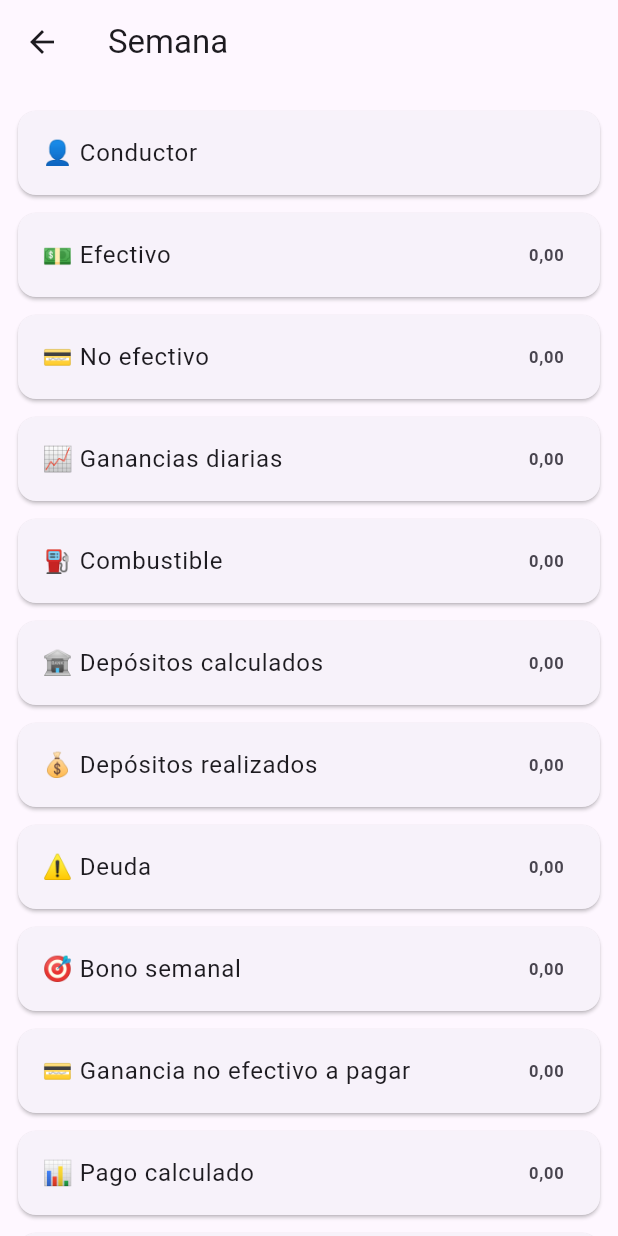
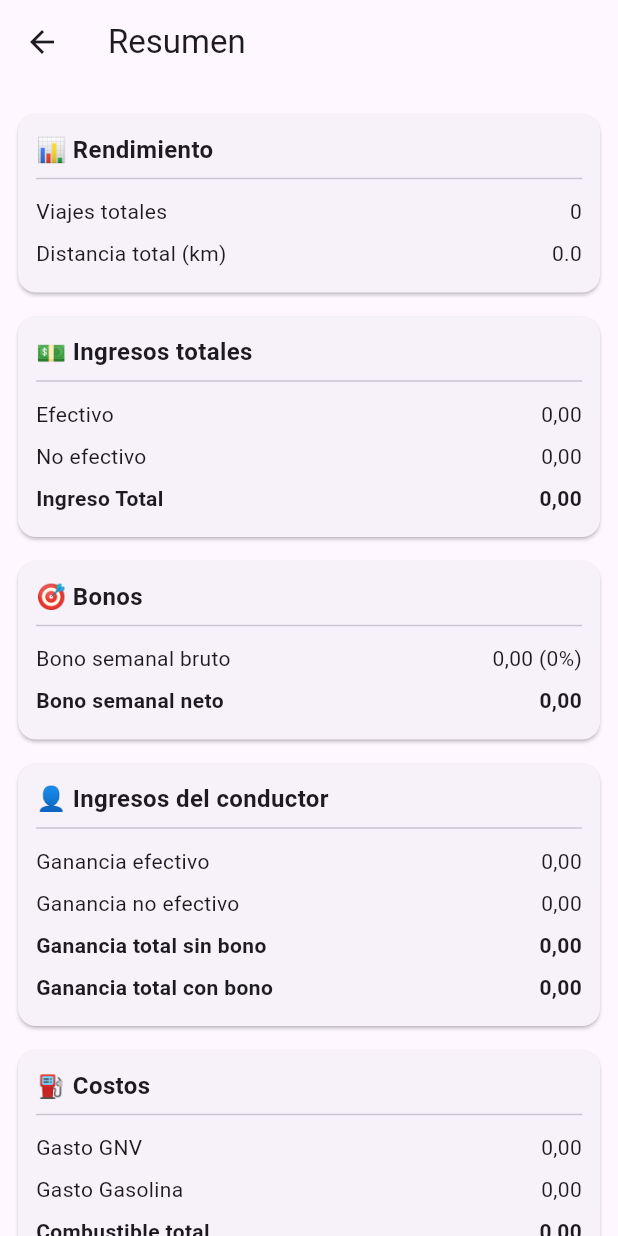
Before and after one commit to urbancars/urban-cars-conductores, a Flutter app: the ReporteSemanalDetailPage screen opened directly with empty values, on a phone screen of 412 x 824 dp. Run offline on Flutter 3.47's test engine with Material 3 defaults, Android fonts, the light colour scheme and no system bars; our stand-ins replace equatable, flutter_bloc, shared_preferences; accounts and stored records are empty.

Commit message:
worked on reporte semanal

```diff
--- a/lib/config.dart
+++ b/lib/config.dart
@@ -1,4 +1,4 @@
 class AppConfig {
   static const String apiUrl =
-      "https://script.google.com/macros/s/AKfycbyj8zyDZ5FQC-NlnqcS3CTA2kJQxsE2t2cBJ5udKly7-WzVGY4LJuW8grfX8nAtzZFfRA/exec";
+      "https://script.google.com/macros/s/AKfycbxXsnnXlvYxSs3Rkf8CSXqG5PiO8_T7Jd5o7Cbt9T4oAcuApERvH6Ie940DhTgz59ffQg/exec";
 }
--- a/lib/data/models/reporte_semanal.dart
+++ b/lib/data/models/reporte_semanal.dart
@@ -1,67 +1,137 @@
 class ReporteSemanal {
+  final String semanaId;
   final String conductorId;
-  final String semanaId;
   final double efectivo;
   final double noEfectivo;
-  final double gananciasDiarias;
+  final double gananciaTotal;
+  final double gananciaConductorEfectivo;
+  final double gananciaConductorNoEfectivo;
+  final double gananciaConductorTotalSinBono;
+  final double gastoGnv;
+  final double gastoGasolina;
   final double combustible;
   final double depositosCalculados;
   final double depositosRealizados;
-  final double deuda;
-  final double bonoSemanal;
-  final double gananciaNoEfectivoAPagar;
+  final double debt;
+  final double costoLavado;
+  final double costoOtro;
+  final double costoTotal;
+  final double ridesTotal;
+  final double distanceKmTotal;
+  final double bonoSemanalNeto;
+  final double bonoSemanalBruto;
+  final double bonoSemanalPercentageFact;
+  final double gananciaConductorTotalConBono;
   final double pagoCalculado;
   final double pagoRealizado;
+  final String weekText;
 
   ReporteSemanal({
+    required this.semanaId,
     required this.conductorId,
-    required this.semanaId,
     required this.efectivo,
     required this.noEfectivo,
-    required this.gananciasDiarias,
+    required this.gananciaTotal,
+    required this.gananciaConductorEfectivo,
+    required this.gananciaConductorNoEfectivo,
+    required this.gananciaConductorTotalSinBono,
+    required this.gastoGnv,
+    required this.gastoGasolina,
     required this.combustible,
     required this.depositosCalculados,
     required this.depositosRealizados,
-    required this.deuda,
-    required this.bonoSemanal,
-    required this.gananciaNoEfectivoAPagar,
+    required this.debt,
+    required this.costoLavado,
+    required this.costoOtro,
+    required this.costoTotal,
+    required this.ridesTotal,
+    required this.distanceKmTotal,
+    required this.bonoSemanalNeto,
+    required this.bonoSemanalBruto,
+    required this.bonoSemanalPercentageFact,
+    required this.gananciaConductorTotalConBono,
     required this.pagoCalculado,
     required this.pagoRealizado,
+    required this.weekText,
   });
 
   factory ReporteSemanal.fromJson(Map<String, dynamic> json) {
     return ReporteSemanal(
+      semanaId: json['semana_id'].toString(),
       conductorId: json['conductor_id'].toString(),
-      semanaId: json['semana_id'].toString(),
       efectivo: double.tryParse(json['efectivo'].toString()) ?? 0.0,
       noEfectivo: double.tryParse(json['no_efectivo'].toString()) ?? 0.0,
-      gananciasDiarias: double.tryParse(json['ganancias_diarias'].toString()) ?? 0.0,
+      gananciaTotal: double.tryParse(json['ganancia_total'].toString()) ?? 0.0,
+      gananciaConductorEfectivo:
+          double.tryParse(json['ganancia_conductor_efectivo'].toString()) ??
+          0.0,
+      gananciaConductorNoEfectivo:
+          double.tryParse(json['ganancia_conductor_no_efectivo'].toString()) ??
+          0.0,
+      gananciaConductorTotalSinBono:
+          double.tryParse(
+            json['ganancia_conductor_total_sin_bono'].toString(),
+          ) ??
+          0.0,
+      gastoGnv: double.tryParse(json['gasto_gnv'].toString()) ?? 0.0,
+      gastoGasolina: double.tryParse(json['gasto_gasolina'].toString()) ?? 0.0,
       combustible: double.tryParse(json['combustible'].toString()) ?? 0.0,
-      depositosCalculados: double.tryParse(json['depositos_calculados'].toString()) ?? 0.0,
-      depositosRealizados: double.tryParse(json['depositos_realizados'].toString()) ?? 0.0,
-      deuda: double.tryParse(json['deuda'].toString()) ?? 0.0,
-      bonoSemanal: double.tryParse(json['bono_semanal'].toString()) ?? 0.0,
-      gananciaNoEfectivoAPagar: double.tryParse(json['ganancia_no_efectivo_a_pagar'].toString()) ?? 0.0,
+      depositosCalculados:
+          double.tryParse(json['depositos_calculados'].toString()) ?? 0.0,
+      depositosRealizados:
+          double.tryParse(json['depositos_realizados'].toString()) ?? 0.0,
+      debt: double.tryParse(json['debt'].toString()) ?? 0.0,
+      costoLavado: double.tryParse(json['costo_lavado'].toString()) ?? 0.0,
+      costoOtro: double.tryParse(json['costo_otro'].toString()) ?? 0.0,
+      costoTotal: double.tryParse(json['costo_total'].toString()) ?? 0.0,
+      ridesTotal: double.tryParse(json['rides_total'].toString()) ?? 0.0,
+      distanceKmTotal:
+          double.tryParse(json['distance_km_total'].toString()) ?? 0.0,
+      bonoSemanalNeto:
+          double.tryParse(json['bono_semanal_neto'].toString()) ?? 0.0,
+      bonoSemanalBruto:
+          double.tryParse(json['bono_semanal_bruto'].toString()) ?? 0.0,
+      bonoSemanalPercentageFact:
+          double.tryParse(json['bono_semanal_percentage_fact'].toString()) ??
+          0.0,
+      gananciaConductorTotalConBono:
+          double.tryParse(
+            json['ganancia_conductor_total_con_bono'].toString(),
+          ) ??
+          0.0,
       pagoCalculado: double.tryParse(json['pago_calculado'].toString()) ?? 0.0,
       pagoRealizado: double.tryParse(json['pago_realizado'].toString()) ?? 0.0,
+      weekText: json['week_text'].toString(),
     );
   }
 
   Map<String, dynamic> toMap() {
     return {
+      'semana_id': semanaId,
       'conductor_id': conductorId,
-      'semana_id': semanaId,
       'efectivo': efectivo,
       'no_efectivo': noEfectivo,
-      'ganancias_diarias': gananciasDiarias,
+      'ganancia_conducto_efectivo': gananciaConductorEfectivo,
+      'ganancia_conductor_no_efectivo': gananciaConductorNoEfectivo,
+      'ganancia_conductor_total_sin_bono': gananciaConductorTotalSinBono,
+      'gasto_gnv': gastoGnv,
+      'gasto_gasolina': gastoGasolina,
       'combustible': combustible,
       'depositos_calculados': depositosCalculados,
       'depositos_realizados': depositosRealizados,
-      'deuda': deuda,
-      'bono_semanal': bonoSemanal,
-      'ganancia_no_efectivo_a_pagar': gananciaNoEfectivoAPagar,
+      'debt': debt,
+      'costo_lavado': costoLavado,
+      'costo_otro': costoOtro,
+      'costo_total': costoTotal,
+      'rides_total': ridesTotal,
+      'distance_km_total': distanceKmTotal,
+      'bono_semanal_neto': bonoSemanalNeto,
+      'bono_semanal_bruto': bonoSemanalBruto,
+      'bono_semanal_percentage_fact': bonoSemanalPercentageFact,
+      'ganancia_conductor_total_con_bono': gananciaConductorTotalConBono,
       'pago_calculado': pagoCalculado,
       'pago_realizado': pagoRealizado,
+      'week_text': weekText,
     };
   }
 }
--- a/lib/ui/reporte_semanal/reporte_semanal_detail_page.dart
+++ b/lib/ui/reporte_semanal/reporte_semanal_detail_page.dart
@@ -10,39 +10,150 @@ class ReporteSemanalDetailPage extends StatelessWidget {
   @override
   Widget build(BuildContext context) {
     return Scaffold(
-      appBar: AppBar(
-        title: Text("Semana ${reporte.semanaId}"),
-      ),
+      appBar: AppBar(title: Text("Resumen ${reporte.weekText}")),
       body: ListView(
         padding: const EdgeInsets.all(12),
         children: [
-          _buildRow("👤 Conductor", reporte.conductorId),
-          _buildRow("💵 Efectivo", formatCurrency(reporte.efectivo)),
-          _buildRow("💳 No efectivo", formatCurrency(reporte.noEfectivo)),
-          _buildRow("📈 Ganancias diarias", formatCurrency(reporte.gananciasDiarias)),
-          _buildRow("⛽ Combustible", formatCurrency(reporte.combustible)),
-          _buildRow("🏦 Depósitos calculados", formatCurrency(reporte.depositosCalculados)),
-          _buildRow("💰 Depósitos realizados", formatCurrency(reporte.depositosRealizados)),
-          _buildRow("⚠️ Deuda", formatCurrency(reporte.deuda)),
-          _buildRow("🎯 Bono semanal", formatCurrency(reporte.bonoSemanal)),
-          _buildRow("💳 Ganancia no efectivo a pagar", formatCurrency(reporte.gananciaNoEfectivoAPagar)),
-          _buildRow("📊 Pago calculado", formatCurrency(reporte.pagoCalculado)),
-          _buildRow("✅ Pago realizado", formatCurrency(reporte.pagoRealizado)),
+          /// 1. Rendimiento
+          _buildSection("📊 Rendimiento", [
+            _buildRow("Viajes totales", reporte.ridesTotal.toStringAsFixed(0)),
+            _buildRow(
+              "Distancia total (km)",
+              reporte.distanceKmTotal.toStringAsFixed(1),
+            ),
+          ]),
+
+          /// 2. Ingresos totales (Efectivo + No efectivo)
+          _buildSection("💵 Ingresos totales", [
+            _buildRow("Efectivo", formatCurrency(reporte.efectivo)),
+            _buildRow("No efectivo", formatCurrency(reporte.noEfectivo)),
+            _buildRow(
+              "Ingreso Total",
+              formatCurrency(reporte.gananciaTotal),
+              bold: true,
+            ),
+          ]),
+
+          /// 3. Bonos
+          _buildSection("🎯 Bonos", [
+            _buildRow(
+              "Bono semanal bruto",
+              "${formatCurrency(reporte.bonoSemanalBruto)} "
+                  "(${(reporte.bonoSemanalPercentageFact * 100).toStringAsFixed(0)}%)",
+            ),
+            _buildRow(
+              "Bono semanal neto",
+              formatCurrency(reporte.bonoSemanalNeto),
+              bold: true,
+            ),
+          ]),
+
+          /// 4. Ingresos del conductor
+          _buildSection("👤 Ingresos del conductor", [
+            _buildRow(
+              "Ganancia efectivo",
+              formatCurrency(reporte.gananciaConductorEfectivo),
+            ),
+            _buildRow(
+              "Ganancia no efectivo",
+              formatCurrency(reporte.gananciaConductorNoEfectivo),
+            ),
+            _buildRow(
+              "Ganancia total sin bono",
+              formatCurrency(reporte.gananciaConductorTotalSinBono),
+              bold: true,
+            ),
+            _buildRow(
+              "Ganancia total con bono",
+              formatCurrency(reporte.gananciaConductorTotalConBono),
+              bold: true,
+            ),
+          ]),
+
+          /// 5. Costos
+          _buildSection("⛽ Costos", [
+            _buildRow("Gasto GNV", formatCurrency(reporte.gastoGnv)),
+            _buildRow("Gasto Gasolina", formatCurrency(reporte.gastoGasolina)),
+            _buildRow(
+              "Combustible total",
+              formatCurrency(reporte.combustible),
+              bold: true,
+            ),
+            _buildRow("Costo lavado", formatCurrency(reporte.costoLavado)),
+            _buildRow("Costo otro", formatCurrency(reporte.costoOtro)),
+
+            _buildRow(
+              "Costo total",
+              formatCurrency(reporte.costoTotal),
+              bold: true,
+            ),
+          ]),
+
+          /// 6. Depósitos (with Deuda)
+          _buildSection("🏦 Depósitos", [
+            _buildRow(
+              "Depósitos calculados",
+              formatCurrency(reporte.depositosCalculados),
+            ),
+            _buildRow(
+              "Depósitos realizados",
+              formatCurrency(reporte.depositosRealizados),
+            ),
+            _buildRow("⚠️ Deuda", formatCurrency(reporte.debt), bold: true),
+          ]),
+
+          /// 7. Pagos
+          _buildSection("💳 Pagos", [
+            _buildRow("Pago calculado", formatCurrency(reporte.pagoCalculado)),
+            _buildRow("Pago realizado", formatCurrency(reporte.pagoRealizado)),
+          ]),
         ],
       ),
     );
   }
 
-  Widget _buildRow(String label, String? value) {
+  Widget _buildSection(String title, List<Widget> children) {
     return Card(
-      margin: const EdgeInsets.symmetric(vertical: 6),
-      child: ListTile(
-        title: Text(label),
-        trailing: Text(
-          value ?? "—",
-          style: const TextStyle(fontWeight: FontWeight.bold),
+      margin: const EdgeInsets.symmetric(vertical: 8),
+      child: Padding(
+        padding: const EdgeInsets.all(12),
+        child: Column(
+          crossAxisAlignment: CrossAxisAlignment.start,
+          children: [
+            Text(
+              title,
+              style: const TextStyle(fontSize: 16, fontWeight: FontWeight.bold),
+            ),
+            const Divider(),
+            ...children,
+          ],
         ),
       ),
     );
   }
+
+  Widget _buildRow(String label, String? value, {bool bold = false}) {
+    return Padding(
+      padding: const EdgeInsets.symmetric(vertical: 4),
+      child: Row(
+        mainAxisAlignment: MainAxisAlignment.spaceBetween,
+        children: [
+          Expanded(
+            child: Text(
+              label,
+              style: TextStyle(
+                fontWeight: bold ? FontWeight.bold : FontWeight.normal,
+              ),
+            ),
+          ),
+          Text(
+            value ?? "—",
+            style: TextStyle(
+              fontWeight: bold ? FontWeight.bold : FontWeight.normal,
+            ),
+          ),
+        ],
+      ),
+    );
+  }
 }
```
Also changed, not shown: lib/data/models/goal_bonus.dart (+9 -3 lines), lib/ui/goal_bonus/goal_bonus_page.dart (+3 -20 lines), lib/ui/widgets/goal_bonus_card.dart (added, +35 -0 lines), lib/ui/widgets/reporte_semanal_card.dart (+48 -13 lines), 1 other file.
